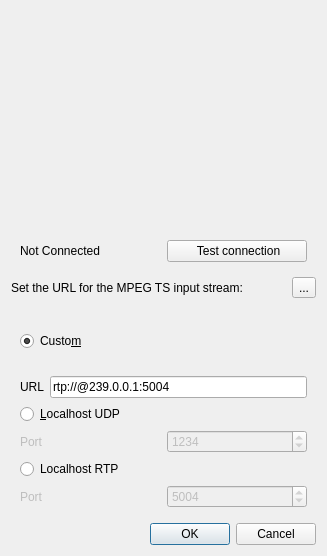
First picture: the form in src/VideoStreamDialog.ui, repository markus-wa/glmixer-mirror, before the edit.
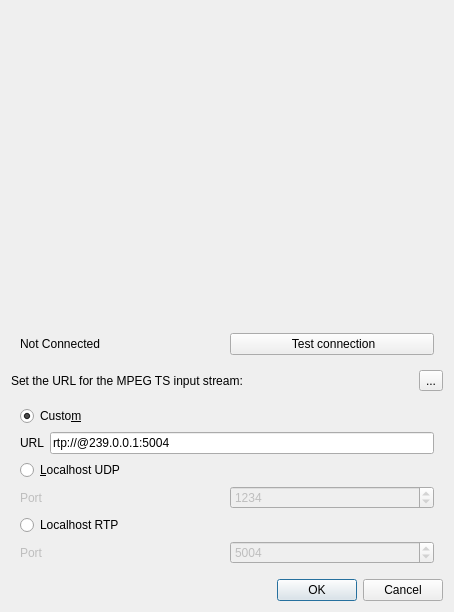
Second picture: the form after the edit. Icons and pictures are not drawn. Custom widgets are drawn as their Qt base class.

Commit message: Integration of new device stream type in source creation GUI

The edit to the form file:
```diff
--- a/src/VideoStreamDialog.ui
+++ b/src/VideoStreamDialog.ui
@@ -6,8 +6,8 @@
    <rect>
     <x>0</x>
     <y>0</y>
-    <width>327</width>
-    <height>556</height>
+    <width>454</width>
+    <height>612</height>
    </rect>
   </property>
   <property name="windowTitle">
@@ -41,6 +41,9 @@
      </property>
      <widget class="QWidget" name="page">
       <layout class="QHBoxLayout" name="horizontalLayout_2">
+       <property name="topMargin">
+        <number>0</number>
+       </property>
        <item>
         <widget class="QLabel" name="label_5">
          <property name="text">
@@ -66,6 +69,9 @@
      </widget>
      <widget class="QWidget" name="page_4">
       <layout class="QHBoxLayout" name="horizontalLayout_6">
+       <property name="topMargin">
+        <number>0</number>
+       </property>
        <item>
         <widget class="QLabel" name="label_13">
          <property name="text">
@@ -90,6 +96,9 @@
      </widget>
      <widget class="QWidget" name="page_3">
       <layout class="QHBoxLayout" name="horizontalLayout_3">
+       <property name="topMargin">
+        <number>0</number>
+       </property>
        <item>
         <widget class="QLabel" name="label_7">
          <property name="layoutDirection">
@@ -121,6 +130,9 @@
      </widget>
      <widget class="QWidget" name="page_2">
       <layout class="QHBoxLayout" name="horizontalLayout_4">
+       <property name="topMargin">
+        <number>0</number>
+       </property>
        <item>
         <widget class="QLabel" name="label_10">
          <property name="text">
@@ -197,7 +209,7 @@
    <item>
     <widget class="QWidget" name="widget_2" native="true">
      <property name="sizePolicy">
-      <sizepolicy hsizetype="Preferred" vsizetype="Expanding">
+      <sizepolicy hsizetype="Preferred" vsizetype="Preferred">
        <horstretch>0</horstretch>
        <verstretch>0</verstretch>
       </sizepolicy>
```
The commit also changes 12 other files.
